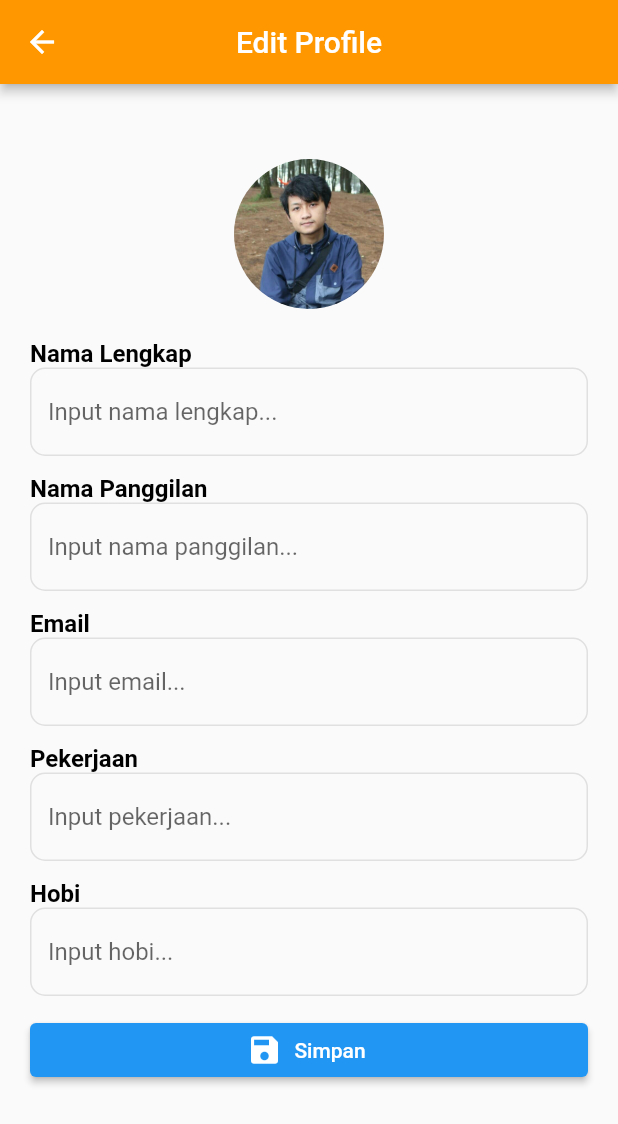
After one commit to ramdannur/mobile-apps-flutter-program, a Flutter app: the ProfileEditScreen screen opened by its route, on a phone screen of 412 x 824 dp. The commit adds this screen. Shown: the top 1124 px of the screen. Run offline on Flutter 3.47's test engine with Material 2 defaults, Android fonts, the phone set to English and light mode, and no system bars; our stand-ins replace get, shared_preferences; accounts and stored records are empty; network calls fail.

Commit message:
Add profile edit page

```diff
--- a/news_app/lib/login/login_controller.dart
+++ b/news_app/lib/login/login_controller.dart
@@ -8,7 +8,7 @@ class LoginController extends GetxController {
   UserGlobalController userGlobalController = Get.find();
 
   void redirectToHome() {
-    Get.offNamed("menu");
+    Get.offAllNamed("menu");
   }
 
   void submit() {
--- a/news_app/lib/main.dart
+++ b/news_app/lib/main.dart
@@ -1,12 +1,12 @@
 import 'package:flutter/material.dart';
 import 'package:get/get.dart';
-import 'package:get/route_manager.dart';
 import 'package:news_app/common/user_global_controller.dart';
 import 'package:news_app/detail/detail_screen.dart';
 import 'package:news_app/home/home_screen.dart';
 import 'package:news_app/login/login_screen.dart';
 import 'package:news_app/menu/menu_screen.dart';
 import 'package:news_app/profile/profile_screen.dart';
+import 'package:news_app/profile_edit/profile_edit_screen.dart';
 import 'package:news_app/splash/splash_screen.dart';
 
 void main() {
@@ -56,6 +56,7 @@ class MyApp extends StatelessWidget {
         GetPage(name: '/login', page: () => const LoginScreen()),
         GetPage(name: '/home', page: () => const HomeScreen()),
         GetPage(name: '/profile', page: () => const ProfileScreen()),
+        GetPage(name: "/profile/edit", page: () => const ProfileEditScreen()),
         GetPage(name: '/menu', page: () => const MenuScreen()),
         GetPage(name: '/detail', page: () => const DetailScreen())
       ],
--- a/news_app/lib/menu/menu_screen.dart
+++ b/news_app/lib/menu/menu_screen.dart
@@ -23,7 +23,7 @@ class _MenuScreenState extends State<MenuScreen> {
     const ProfileScreen(),
   ];
   int navIndex = 0;
-  final listPopMenu = {'Logout'};
+  final listPopMenu = {'Edit Profil', 'Logout'};
   @override
   Widget build(BuildContext context) {
     return Scaffold(
@@ -70,6 +70,10 @@ class _MenuScreenState extends State<MenuScreen> {
 
         Get.offNamed("login");
         break;
+
+      case 'Edit Profil':
+        Get.toNamed('profile/edit');
+        break;
     }
   }
 }
--- /dev/null
+++ b/news_app/lib/profile_edit/profile_edit_controller.dart
@@ -0,0 +1,40 @@
+import 'package:flutter/material.dart';
+import 'package:get/get.dart';
+import 'package:news_app/common/user_global_controller.dart';
+
+class ProfileEditController extends GetxController {
+  UserGlobalController userGlobalController = Get.find();
+
+  TextEditingController txtNamaLengkap = TextEditingController();
+  TextEditingController txtNamaPanggilan = TextEditingController();
+  TextEditingController txtEmail = TextEditingController();
+  TextEditingController txtPekerjaan = TextEditingController();
+  TextEditingController txtHobi = TextEditingController();
+
+  @override
+  void onInit() {
+    txtNamaPanggilan.text = userGlobalController.nama ?? "";
+    txtNamaLengkap.text = userGlobalController.namaLengkap ?? "";
+    txtEmail.text = userGlobalController.email ?? "";
+    txtPekerjaan.text = userGlobalController.pekerjaan ?? "";
+    txtHobi.text = userGlobalController.hobi ?? "";
+
+    super.onInit();
+  }
+
+  void onSubmit() {
+    userGlobalController.nama = txtNamaPanggilan.text;
+    userGlobalController.namaLengkap = txtNamaLengkap.text;
+    userGlobalController.email = txtEmail.text;
+    userGlobalController.pekerjaan = txtPekerjaan.text;
+    userGlobalController.hobi = txtHobi.text;
+    userGlobalController.saveSession();
+
+    Get.snackbar("Sukses", "Berhasil disimpan!");
+    redirectToHome();
+  }
+
+  void redirectToHome() {
+    Get.offAllNamed("menu");
+  }
+}
--- /dev/null
+++ b/news_app/lib/profile_edit/profile_edit_screen.dart
@@ -0,0 +1,156 @@
+import 'package:flutter/material.dart';
+import 'package:get/get.dart';
+import 'package:news_app/profile_edit/profile_edit_controller.dart';
+
+class ProfileEditScreen extends StatelessWidget {
+  const ProfileEditScreen({Key? key}) : super(key: key);
+
+  @override
+  Widget build(BuildContext context) {
+    return GetBuilder(
+        init: ProfileEditController(),
+        builder: (ProfileEditController controller) {
+          return Scaffold(
+            appBar: AppBar(
+              title: const Text("Edit Profile"),
+            ),
+            body: SingleChildScrollView(
+              child: Padding(
+                padding: const EdgeInsets.symmetric(horizontal: 20.0),
+                child: Column(
+                  crossAxisAlignment: CrossAxisAlignment.start,
+                  children: [
+                    Center(
+                      child: Padding(
+                        padding: const EdgeInsets.only(top: 50, bottom: 20),
+                        child: ClipRRect(
+                          borderRadius: BorderRadius.circular(180),
+                          child: Image.asset(
+                            "assets/img/img_profile.jpeg",
+                            width: 100,
+                            height: 100,
+                          ),
+                        ),
+                      ),
+                    ),
+                    Column(
+                      crossAxisAlignment: CrossAxisAlignment.start,
+                      children: [
+                        Text("Nama Lengkap",
+                            textAlign: TextAlign.left,
+                            style: Theme.of(context)
+                                .textTheme
+                                .titleMedium
+                                ?.copyWith(
+                                    color: Colors.black,
+                                    fontWeight: FontWeight.bold)),
+                        TextField(
+                            controller: controller.txtNamaLengkap,
+                            decoration: const InputDecoration(
+                                hintText: "Input nama lengkap...")),
+                      ],
+                    ),
+                    const SizedBox(
+                      height: 12,
+                    ),
+                    Column(
+                      crossAxisAlignment: CrossAxisAlignment.start,
+                      children: [
+                        Text("Nama Panggilan",
+                            textAlign: TextAlign.left,
+                            style: Theme.of(context)
+                                .textTheme
+                                .titleMedium
+                                ?.copyWith(
+                                    color: Colors.black,
+                                    fontWeight: FontWeight.bold)),
+                        TextField(
+                            controller: controller.txtNamaPanggilan,
+                            decoration: const InputDecoration(
+                                hintText: "Input nama panggilan...")),
+                      ],
+                    ),
+                    const SizedBox(
+                      height: 12,
+                    ),
+                    Column(
+                      crossAxisAlignment: CrossAxisAlignment.start,
+                      children: [
+                        Text("Email",
+                            textAlign: TextAlign.left,
+                            style: Theme.of(context)
+                                .textTheme
+                                .titleMedium
+                                ?.copyWith(
+                                    color: Colors.black,
+                                    fontWeight: FontWeight.bold)),
+                        TextField(
+                            controller: controller.txtEmail,
+                            decoration: const InputDecoration(
+                                hintText: "Input email...")),
+                      ],
+                    ),
+                    const SizedBox(
+                      height: 12,
+                    ),
+                    Column(
+                      crossAxisAlignment: CrossAxisAlignment.start,
+                      children: [
+                        Text("Pekerjaan",
+                            textAlign: TextAlign.left,
+                            style: Theme.of(context)
+                                .textTheme
+                                .titleMedium
+                                ?.copyWith(
+                                    color: Colors.black,
+                                    fontWeight: FontWeight.bold)),
+                        TextField(
+                            controller: controller.txtPekerjaan,
+                            decoration: const InputDecoration(
+                                hintText: "Input pekerjaan...")),
+                      ],
+                    ),
+                    const SizedBox(
+                      height: 12,
+                    ),
+                    Column(
+                      crossAxisAlignment: CrossAxisAlignment.start,
+                      children: [
+                        Text("Hobi",
+                            textAlign: TextAlign.left,
+                            style: Theme.of(context)
+                                .textTheme
+                                .titleMedium
+                                ?.copyWith(
+                                    color: Colors.black,
+                                    fontWeight: FontWeight.bold)),
+                        TextField(
+                            controller: controller.txtHobi,
+                            decoration: const InputDecoration(
+                                hintText: "Input hobi...")),
+                      ],
+                    ),
+                    const SizedBox(
+                      height: 12,
+                    ),
+                    SizedBox(
+                        width: double.infinity,
+                        child: ElevatedButton.icon(
+                            icon: const Icon(Icons.save),
+                            onPressed: () => controller.onSubmit(),
+                            label: const Text("Simpan"))),
+                    const SizedBox(
+                      height: 20,
+                    ),
+                  ],
+                ),
+              ),
+            ),
+          );
+        });
+  }
+
+  void redirectToHome(context) {
+    Get.back();
+  }
+}
```
Also changed, not shown: news_app/pubspec.lock, 3 other files.
